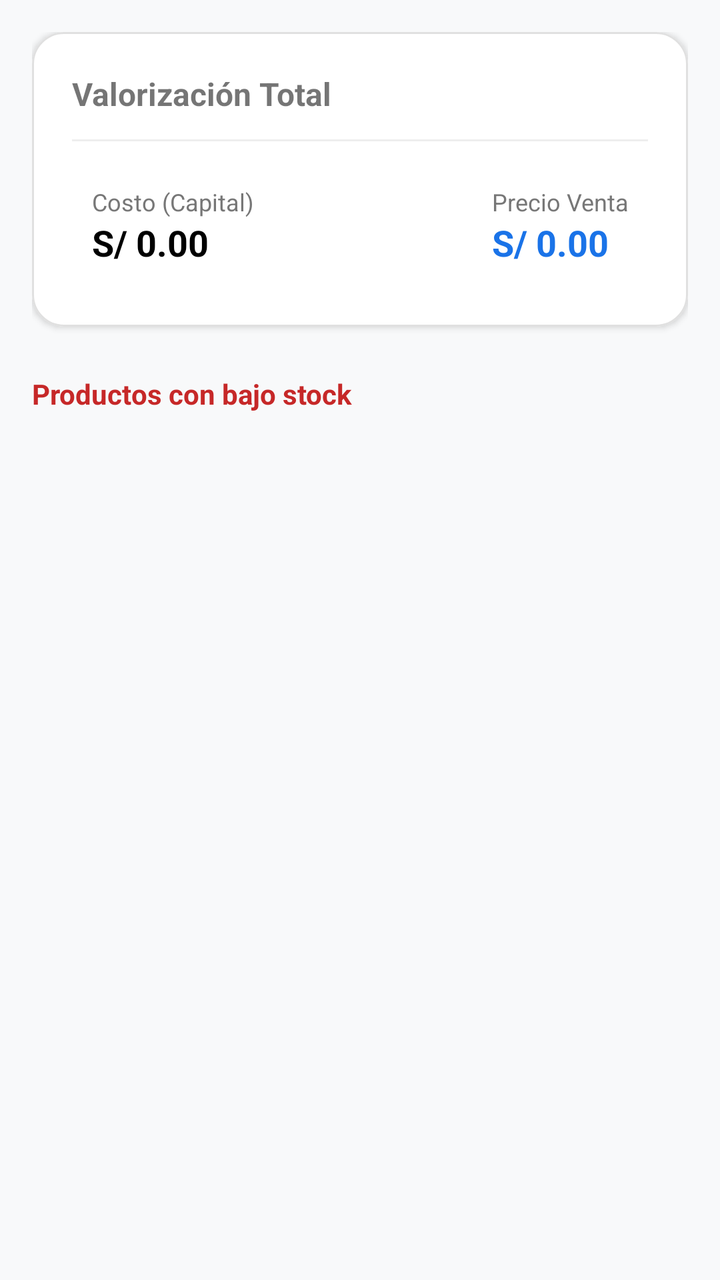
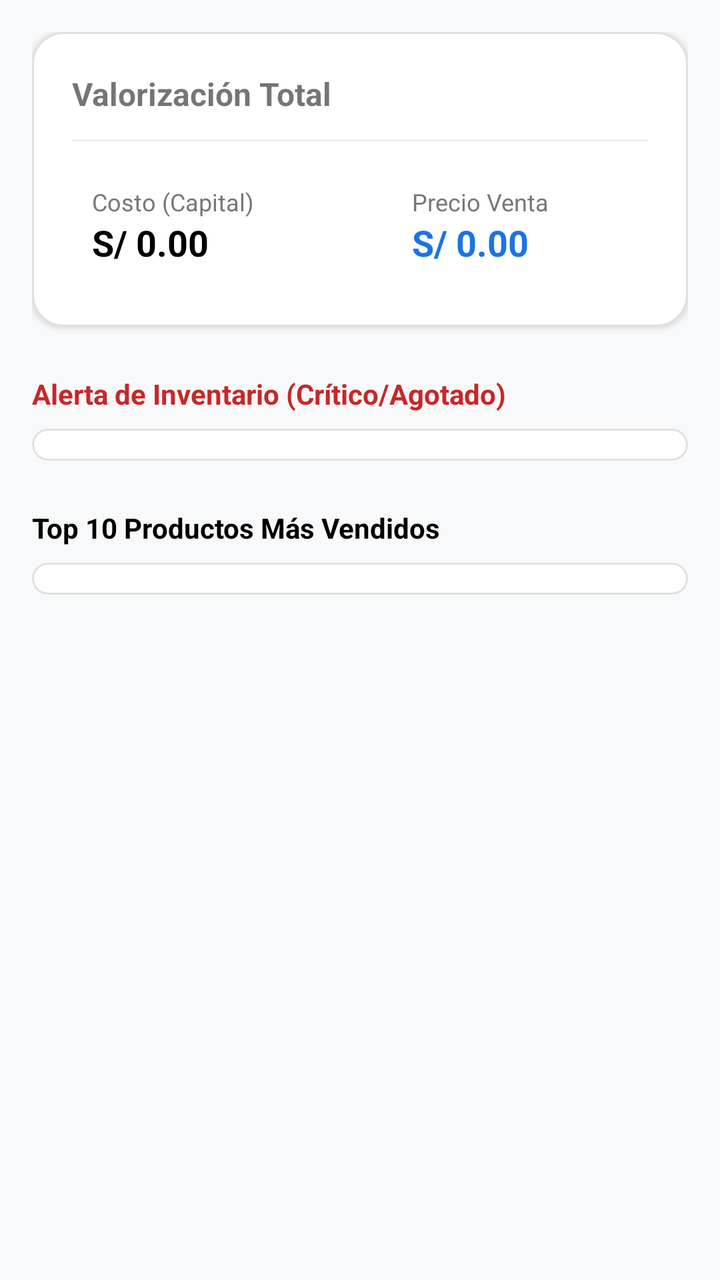

Before-and-after screenshots of an Android layout around one commit, followed by the original layout XML and the change that was made.
<!-- AndroidManifest.xml: application theme Theme.VERIFY -->
<!-- res/layout/fragment_reporte_inventario.xml -->
<?xml version="1.0" encoding="utf-8"?>
<androidx.core.widget.NestedScrollView xmlns:android="http://schemas.android.com/apk/res/android"
    xmlns:app="http://schemas.android.com/apk/res-auto"
    android:layout_width="match_parent"
    android:layout_height="match_parent"
    android:background="#F8F9FA">

    <LinearLayout
        android:layout_width="match_parent"
        android:layout_height="wrap_content"
        android:orientation="vertical"
        android:padding="16dp">

        
        <com.google.android.material.card.MaterialCardView
            android:layout_width="match_parent"
            android:layout_height="wrap_content"
            app:cardCornerRadius="16dp"
            app:cardElevation="2dp"
            app:strokeColor="#E0E0E0"
            app:strokeWidth="1dp">

            <LinearLayout
                android:layout_width="match_parent"
                android:layout_height="wrap_content"
                android:orientation="vertical"
                android:padding="20dp">

                <TextView
                    android:layout_width="wrap_content"
                    android:layout_height="wrap_content"
                    android:text="Valorización Total"
                    android:textSize="16sp"
                    android:textStyle="bold" />

                <View
                    android:layout_width="match_parent"
                    android:layout_height="1dp"
                    android:layout_marginVertical="12dp"
                    android:background="#EEEEEE" />
                <HorizontalScrollView
                    android:layout_width="match_parent"
                    android:layout_height="wrap_content"
                    android:fillViewport="true"
                    android:scrollbars="none">
                    <LinearLayout
                        android:layout_width="match_parent"
                        android:layout_height="wrap_content"
                        android:orientation="horizontal">

                        <LinearLayout
                            android:id="@+id/itemCosto"
                            android:layout_width="200dp"
                            android:layout_height="wrap_content"
                            android:padding="10dp"
                            android:orientation="vertical">

                            <TextView
                                android:layout_width="wrap_content"
                                android:layout_height="wrap_content"
                                android:text="Costo (Capital)"
                                android:textColor="#777777"
                                android:textSize="12sp" />

                            <TextView
                                android:layout_width="wrap_content"
                                android:layout_height="wrap_content"
                                android:id="@+id/tvTotalCosto"
                                android:text="S/ 0.00"
                                android:textColor="@color/black"
                                android:textSize="18sp"
                                android:textStyle="bold" />
                        </LinearLayout>

                        <LinearLayout
                            android:id="@+id/itemVenta"
                            android:layout_width="200dp"
                            android:layout_height="wrap_content"
                            android:padding="10dp"
                            android:orientation="vertical">

                            <TextView
                                android:layout_width="wrap_content"
                                android:layout_height="wrap_content"
                                android:text="Precio Venta"
                                android:textColor="#777777"
                                android:textSize="12sp" />

                            <TextView
                                android:layout_width="wrap_content"
                                android:layout_height="wrap_content"
                                android:id="@+id/tvTotalVentaPotencial"
                                android:text="S/ 0.00"
                                android:textColor="@color/primary_blue"
                                android:textSize="18sp"
                                android:textStyle="bold" />
                        </LinearLayout>
                        <LinearLayout
                            android:id="@+id/itemGanancia"
                            android:layout_width="200dp"
                            android:layout_height="wrap_content"
                            android:padding="10dp"
                            android:orientation="vertical">

                            <TextView
                                android:layout_width="wrap_content"
                                android:layout_height="wrap_content"
                                android:text="Ganancia"
                                android:textColor="#777777"
                                android:textSize="12sp" />

                            <TextView
                                android:layout_width="wrap_content"
                                android:layout_height="wrap_content"
                                android:id="@+id/tvGanacia"
                                android:text="S/ 0.00"
                                android:textColor="@color/green_pos"
                                android:textSize="18sp"
                                android:textStyle="bold" />
                        </LinearLayout>
                    </LinearLayout>
                </HorizontalScrollView>
            </LinearLayout>
        </com.google.android.material.card.MaterialCardView>

        
        <TextView
            android:layout_width="wrap_content"
            android:layout_height="wrap_content"
            android:layout_marginTop="24dp"
            android:layout_marginBottom="8dp"
            android:text="Productos con bajo stock"
            android:textColor="#C62828"
            android:textStyle="bold" />

        <androidx.recyclerview.widget.RecyclerView
            android:id="@+id/rvStockCritico"
            android:layout_width="match_parent"
            android:layout_height="wrap_content"
            android:nestedScrollingEnabled="false" />

    </LinearLayout>
</androidx.core.widget.NestedScrollView>
<!-- resources referenced by this layout -->
<resources>
  <color name="black">#000000</color>
  <color name="green_pos">#4CAF50</color>
  <color name="primary_blue">#1A73E8</color>
  <style name="Theme.VERIFY" parent="Base.Theme.VERIFY" />
  <style name="Base.Theme.VERIFY" parent="Theme.MaterialComponents.Light.NoActionBar">
          <item name="colorPrimary">@color/blue_corporative_primary</item>
          <item name="colorPrimaryDark">@color/blue_corporative_primary</item>
          <item name="colorAccent">@color/blue_corporative_primary</item>
  
          <item name="android:statusBarColor">@color/blue_corporative_primary</item>
          <item name="android:windowLightStatusBar">false</item>
          <item name="android:windowDrawsSystemBarBackgrounds">true</item>
          <item name="android:windowTranslucentStatus">false</item>
  
          <item name="android:textColorPrimary">@color/grey_text_dark</item>
  
          <item name="bottomSheetDialogTheme">@style/CustomBottomSheetDialog</item>
      </style>
  <color name="blue_corporative_primary">#1E88E5</color>
  <color name="grey_text_dark">#212121</color>
  <style name="CustomBottomSheetDialog" parent="Theme.Design.Light.BottomSheetDialog">
          <item name="android:windowIsFloating">false</item>
          <item name="bottomSheetStyle">@style/CustomBottomSheetStyle</item>
      </style>
  <style name="CustomBottomSheetStyle" parent="Widget.Design.BottomSheet.Modal">
          <item name="android:background">@drawable/bg_bottom_sheet</item>
          <item name="backgroundTint">@android:color/transparent</item>
      </style>
  <!-- drawable bg_bottom_sheet (drawable) -->
  <shape xmlns:android="http://schemas.android.com/apk/res/android">
      <solid android:color="@color/white_pure" />
      <corners android:topLeftRadius="20dp" android:topRightRadius="20dp" />
  </shape>
  <color name="white_pure">#FFFFFF</color>
</resources>

<!-- the commit's change to res/layout/fragment_reporte_inventario.xml (unified diff, before → after) -->
@@ -11,7 +11,6 @@
         android:orientation="vertical"
         android:padding="16dp">
 
-        
         <com.google.android.material.card.MaterialCardView
             android:layout_width="match_parent"
             android:layout_height="wrap_content"
@@ -38,22 +37,24 @@
                     android:layout_height="1dp"
                     android:layout_marginVertical="12dp"
                     android:background="#EEEEEE" />
+
                 <HorizontalScrollView
                     android:layout_width="match_parent"
                     android:layout_height="wrap_content"
                     android:fillViewport="true"
                     android:scrollbars="none">
+
                     <LinearLayout
-                        android:layout_width="match_parent"
+                        android:layout_width="wrap_content"
                         android:layout_height="wrap_content"
                         android:orientation="horizontal">
 
                         <LinearLayout
                             android:id="@+id/itemCosto"
-                            android:layout_width="200dp"
+                            android:layout_width="160dp"
                             android:layout_height="wrap_content"
-                            android:padding="10dp"
-                            android:orientation="vertical">
+                            android:orientation="vertical"
+                            android:padding="10dp">
 
                             <TextView
                                 android:layout_width="wrap_content"
@@ -63,9 +64,9 @@
                                 android:textSize="12sp" />
 
                             <TextView
+                                android:id="@+id/tvTotalCosto"
                                 android:layout_width="wrap_content"
                                 android:layout_height="wrap_content"
-                                android:id="@+id/tvTotalCosto"
                                 android:text="S/ 0.00"
                                 android:textColor="@color/black"
                                 android:textSize="18sp"
@@ -74,10 +75,10 @@
 
                         <LinearLayout
                             android:id="@+id/itemVenta"
-                            android:layout_width="200dp"
+                            android:layout_width="160dp"
                             android:layout_height="wrap_content"
-                            android:padding="10dp"
-                            android:orientation="vertical">
+                            android:orientation="vertical"
+                            android:padding="10dp">
 
                             <TextView
                                 android:layout_width="wrap_content"
@@ -87,20 +88,21 @@
                                 android:textSize="12sp" />
 
                             <TextView
+                                android:id="@+id/tvTotalVentaPotencial"
                                 android:layout_width="wrap_content"
                                 android:layout_height="wrap_content"
-                                android:id="@+id/tvTotalVentaPotencial"
                                 android:text="S/ 0.00"
                                 android:textColor="@color/primary_blue"
                                 android:textSize="18sp"
                                 android:textStyle="bold" />
                         </LinearLayout>
+
                         <LinearLayout
                             android:id="@+id/itemGanancia"
-                            android:layout_width="200dp"
+                            android:layout_width="160dp"
                             android:layout_height="wrap_content"
-                            android:padding="10dp"
-                            android:orientation="vertical">
+                            android:orientation="vertical"
+                            android:padding="10dp">
 
                             <TextView
                                 android:layout_width="wrap_content"
@@ -110,9 +112,9 @@
                                 android:textSize="12sp" />
 
                             <TextView
+                                android:id="@+id/tvGanacia"
                                 android:layout_width="wrap_content"
                                 android:layout_height="wrap_content"
-                                android:id="@+id/tvGanacia"
                                 android:text="S/ 0.00"
                                 android:textColor="@color/green_pos"
                                 android:textSize="18sp"
@@ -123,21 +125,61 @@
             </LinearLayout>
         </com.google.android.material.card.MaterialCardView>
 
-        
         <TextView
             android:layout_width="wrap_content"
             android:layout_height="wrap_content"
             android:layout_marginTop="24dp"
             android:layout_marginBottom="8dp"
-            android:text="Productos con bajo stock"
+            android:text="Alerta de Inventario (Crítico/Agotado)"
             android:textColor="#C62828"
+            android:textSize="14sp"
             android:textStyle="bold" />
 
-        <androidx.recyclerview.widget.RecyclerView
-            android:id="@+id/rvStockCritico"
+        <com.google.android.material.card.MaterialCardView
             android:layout_width="match_parent"
             android:layout_height="wrap_content"
-            android:nestedScrollingEnabled="false" />
+            app:cardCornerRadius="12dp"
+            app:cardElevation="0dp"
+            app:strokeColor="#E0E0E0"
+            app:strokeWidth="1dp">
+
+            <androidx.recyclerview.widget.RecyclerView
+                android:id="@+id/rvStockCritico"
+                android:layout_width="match_parent"
+                android:layout_height="wrap_content"
+                android:nestedScrollingEnabled="false"
+                android:padding="8dp" />
+        </com.google.android.material.card.MaterialCardView>
+
+        <TextView
+            android:layout_width="wrap_content"
+            android:layout_height="wrap_content"
+            android:layout_marginTop="24dp"
+            android:layout_marginBottom="8dp"
+            android:text="Top 10 Productos Más Vendidos"
+            android:textColor="@color/black"
+            android:textSize="14sp"
+            android:textStyle="bold" />
+
+        <com.google.android.material.card.MaterialCardView
+            android:layout_width="match_parent"
+            android:layout_height="wrap_content"
+            app:cardCornerRadius="12dp"
+            app:cardElevation="0dp"
+            app:strokeColor="#E0E0E0"
+            app:strokeWidth="1dp">
+
+            <androidx.recyclerview.widget.RecyclerView
+                android:id="@+id/rvRankingProductos"
+                android:layout_width="match_parent"
+                android:layout_height="wrap_content"
+                android:nestedScrollingEnabled="false"
+                android:padding="8dp" />
+        </com.google.android.material.card.MaterialCardView>
+
+        <View
+            android:layout_width="match_parent"
+            android:layout_height="32dp" />
 
     </LinearLayout>
 </androidx.core.widget.NestedScrollView>
